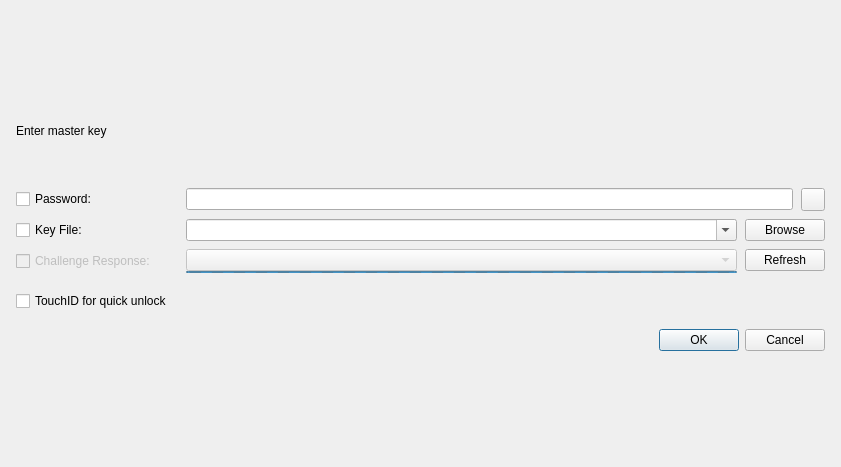
keepassxreboot/keepassxc, file src/gui/DatabaseOpenWidget.ui: the form before one commit.
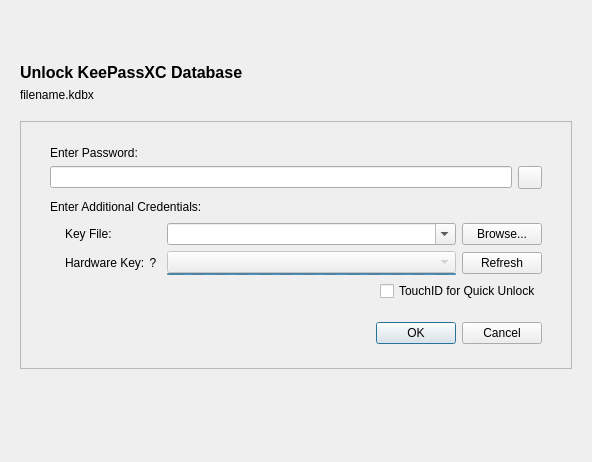
The form after the commit. Custom widgets are drawn as their Qt base class.

Commit message: Redesign database unlock widget.

Patch:
```diff
--- a/src/gui/DatabaseOpenWidget.ui
+++ b/src/gui/DatabaseOpenWidget.ui
@@ -6,14 +6,14 @@
    <rect>
     <x>0</x>
     <y>0</y>
-    <width>841</width>
-    <height>467</height>
+    <width>592</width>
+    <height>462</height>
    </rect>
   </property>
-  <layout class="QVBoxLayout" name="verticalLayout">
-   <property name="spacing">
-    <number>8</number>
-   </property>
+  <property name="accessibleName">
+   <string>Unlock KePassXC Database</string>
+  </property>
+  <layout class="QVBoxLayout" name="verticalLayout" stretch="0,1,0,2">
    <item>
     <widget class="MessageWidget" name="messageWidget" native="true"/>
    </item>
@@ -22,33 +22,73 @@
      <property name="orientation">
       <enum>Qt::Vertical</enum>
      </property>
+     <property name="sizeType">
+      <enum>QSizePolicy::MinimumExpanding</enum>
+     </property>
      <property name="sizeHint" stdset="0">
       <size>
        <width>20</width>
-       <height>40</height>
+       <height>5</height>
       </size>
      </property>
     </spacer>
    </item>
    <item>
-    <layout class="QVBoxLayout" name="labelLayout">
-     <property name="leftMargin">
-      <number>5</number>
+    <layout class="QHBoxLayout" name="horizontalLayout_3" stretch="0,1,0">
+     <property name="spacing">
+      <number>0</number>
      </property>
-     <property name="rightMargin">
-      <number>5</number>
+     <property name="sizeConstraint">
+      <enum>QLayout::SetDefaultConstraint</enum>
+     </property>
+     <item>
+      <spacer name="horizontalSpacer_3">
+       <property name="orientation">
+        <enum>Qt::Horizontal</enum>
+       </property>
+       <property name="sizeType">
+        <enum>QSizePolicy::MinimumExpanding</enum>
+       </property>
+       <property name="sizeHint" stdset="0">
+        <size>
+         <width>0</width>
+         <height>0</height>
+        </size>
+       </property>
+      </spacer>
+     </item>
+     <item>
+      <widget class="QWidget" name="formContainer" native="true">
+       <property name="maximumSize">
+        <size>
+         <width>700</width>
+         <height>16777215</height>
+        </size>
+       </property>
+       <layout class="QVBoxLayout" name="verticalLayout_4">
+        <property name="sizeConstraint">
+         <enum>QLayout::SetMinimumSize</enum>
      </property>
      <item>
       <widget class="QLabel" name="labelHeadline">
+          <property name="font">
+           <font>
+            <pointsize>12</pointsize>
+            <weight>75</weight>
+            <bold>true</bold>
+           </font>
+          </property>
        <property name="text">
-        <string>Enter master key</string>
+           <string>Unlock KeePassXC Database</string>
        </property>
       </widget>
      </item>
      <item>
-      <widget class="QLabel" name="labelFilename"/>
-     </item>
-    </layout>
+         <widget class="ElidedLabel" name="fileNameLabel">
+          <property name="text">
+           <string>filename.kdbx</string>
+          </property>
+         </widget>
    </item>
    <item>
     <spacer name="verticalSpacer_3">
@@ -60,75 +100,72 @@
      </property>
      <property name="sizeHint" stdset="0">
       <size>
-       <width>20</width>
-       <height>20</height>
+            <width>439</width>
+            <height>13</height>
       </size>
      </property>
     </spacer>
    </item>
    <item>
-    <layout class="QGridLayout" name="gridLayout">
-     <property name="leftMargin">
-      <number>5</number>
-     </property>
-     <property name="verticalSpacing">
-      <number>8</number>
-     </property>
-     <item row="1" column="0" alignment="Qt::AlignVCenter">
-      <widget class="QCheckBox" name="checkKeyFile">
-       <property name="text">
-        <string>Key File:</string>
-       </property>
-      </widget>
-     </item>
-     <item row="0" column="0" alignment="Qt::AlignVCenter">
-      <widget class="QCheckBox" name="checkPassword">
-       <property name="text">
-        <string>Password:</string>
-       </property>
-      </widget>
-     </item>
-     <item row="1" column="2">
-      <layout class="QHBoxLayout" name="keyFileLayout">
+         <widget class="QFrame" name="horizontalFrame">
+          <property name="minimumSize">
+           <size>
+            <width>550</width>
+            <height>0</height>
+           </size>
+          </property>
+          <property name="frameShape">
+           <enum>QFrame::StyledPanel</enum>
+          </property>
+          <property name="frameShadow">
+           <enum>QFrame::Plain</enum>
+          </property>
+          <property name="lineWidth">
+           <number>2</number>
+          </property>
+          <layout class="QHBoxLayout" name="horizontalLayout">
+           <property name="sizeConstraint">
+            <enum>QLayout::SetMinimumSize</enum>
+           </property>
        <property name="leftMargin">
-        <number>5</number>
+            <number>20</number>
+           </property>
+           <property name="topMargin">
+            <number>15</number>
        </property>
        <property name="rightMargin">
-        <number>5</number>
-       </property>
+            <number>20</number>
+           </property>
+           <property name="bottomMargin">
+            <number>15</number>
+           </property>
        <item>
-        <widget class="QComboBox" name="comboKeyFile">
-         <property name="enabled">
-          <bool>true</bool>
-         </property>
-         <property name="sizePolicy">
-          <sizepolicy hsizetype="Expanding" vsizetype="Fixed">
-           <horstretch>0</horstretch>
-           <verstretch>0</verstretch>
-          </sizepolicy>
-         </property>
-         <property name="editable">
-          <bool>true</bool>
-         </property>
-        </widget>
-       </item>
+            <widget class="QFrame" name="verticalFrame">
+             <property name="minimumSize">
+              <size>
+               <width>400</width>
+               <height>0</height>
+              </size>
+             </property>
+             <property name="maximumSize">
+              <size>
+               <width>700</width>
+               <height>16777215</height>
+              </size>
+             </property>
+             <layout class="QVBoxLayout" name="verticalLayout_2">
        <item>
-        <widget class="QPushButton" name="buttonBrowseFile">
+               <widget class="QLabel" name="label">
          <property name="text">
-          <string>Browse</string>
+                 <string>Enter Password:</string>
+                </property>
+                <property name="buddy">
+                 <cstring>editPassword</cstring>
          </property>
         </widget>
        </item>
-      </layout>
-     </item>
-     <item row="0" column="2">
+              <item>
       <layout class="QHBoxLayout" name="passwordLayout">
-       <property name="leftMargin">
-        <number>5</number>
-       </property>
-       <property name="rightMargin">
-        <number>5</number>
-       </property>
        <item>
         <widget class="PasswordEdit" name="editPassword">
          <property name="echoMode">
@@ -145,31 +182,67 @@
        </item>
       </layout>
      </item>
-     <item row="2" column="2">
+              <item>
+               <spacer name="verticalSpacer_4">
+                <property name="orientation">
+                 <enum>Qt::Vertical</enum>
+                </property>
+                <property name="sizeType">
+                 <enum>QSizePolicy::Fixed</enum>
+                </property>
+                <property name="sizeHint" stdset="0">
+                 <size>
+                  <width>20</width>
+                  <height>5</height>
+                 </size>
+                </property>
+               </spacer>
+              </item>
+              <item>
+               <widget class="QLabel" name="label_2">
+                <property name="text">
+                 <string>Enter Additional Credentials:</string>
+                </property>
+               </widget>
+              </item>
+              <item>
+               <layout class="QHBoxLayout" name="horizontalLayout_5">
+                <property name="sizeConstraint">
+                 <enum>QLayout::SetMinimumSize</enum>
+                </property>
+                <item>
+                 <spacer name="horizontalSpacer_2">
+                  <property name="orientation">
+                   <enum>Qt::Horizontal</enum>
+                  </property>
+                  <property name="sizeType">
+                   <enum>QSizePolicy::Fixed</enum>
+                  </property>
+                  <property name="sizeHint" stdset="0">
+                   <size>
+                    <width>15</width>
+                    <height>20</height>
+                   </size>
+                  </property>
+                 </spacer>
+                </item>
+                <item>
+                 <layout class="QGridLayout" name="gridLayout_3">
+                  <property name="sizeConstraint">
+                   <enum>QLayout::SetMinimumSize</enum>
+                  </property>
+                  <property name="topMargin">
+                   <number>3</number>
+                  </property>
+                  <item row="0" column="3">
       <layout class="QGridLayout" name="gridLayout_2">
-       <property name="leftMargin">
-        <number>5</number>
-       </property>
-       <property name="rightMargin">
-        <number>5</number>
-       </property>
        <property name="verticalSpacing">
         <number>0</number>
        </property>
        <item row="0" column="1">
-        <widget class="QPushButton" name="buttonRedetectYubikey">
+                     <widget class="QComboBox" name="comboKeyFile">
          <property name="enabled">
           <bool>true</bool>
-         </property>
-         <property name="text">
-          <string>Refresh</string>
-         </property>
-        </widget>
-       </item>
-       <item row="0" column="0">
-        <widget class="QComboBox" name="comboChallengeResponse">
-         <property name="enabled">
-          <bool>false</bool>
          </property>
          <property name="sizePolicy">
           <sizepolicy hsizetype="Expanding" vsizetype="Fixed">
@@ -178,11 +251,18 @@
           </sizepolicy>
          </property>
          <property name="editable">
-          <bool>false</bool>
+                       <bool>true</bool>
          </property>
         </widget>
        </item>
-       <item row="1" column="0">
+                   </layout>
+                  </item>
+                  <item row="1" column="3">
+                   <layout class="QGridLayout" name="gridLayout">
+                    <property name="spacing">
+                     <number>0</number>
+                    </property>
+                    <item row="1" column="2">
         <widget class="QProgressBar" name="yubikeyProgress">
          <property name="maximumSize">
           <size>
@@ -204,47 +284,158 @@
          </property>
         </widget>
        </item>
-      </layout>
-     </item>
-     <item row="2" column="0">
-      <widget class="QCheckBox" name="checkChallengeResponse">
+                    <item row="0" column="2">
+                     <widget class="QComboBox" name="comboChallengeResponse">
+                      <property name="enabled">
+                       <bool>false</bool>
+                      </property>
+                      <property name="sizePolicy">
+                       <sizepolicy hsizetype="Expanding" vsizetype="Fixed">
+                        <horstretch>0</horstretch>
+                        <verstretch>0</verstretch>
+                       </sizepolicy>
+                      </property>
+                      <property name="accessibleName">
+                       <string>Hardware key slot selection</string>
+                      </property>
+                      <property name="editable">
+                       <bool>false</bool>
+                      </property>
+                     </widget>
+                    </item>
+                   </layout>
+                  </item>
+                  <item row="0" column="4">
+                   <widget class="QPushButton" name="buttonBrowseFile">
+                    <property name="accessibleName">
+                     <string>Browse for key file</string>
+                    </property>
+                    <property name="text">
+                     <string>Browse...</string>
+                    </property>
+                   </widget>
+                  </item>
+                  <item row="1" column="4">
+                   <widget class="QPushButton" name="buttonRedetectYubikey">
        <property name="enabled">
-        <bool>false</bool>
-       </property>
+                     <bool>true</bool>
+                    </property>
+                    <property name="accessibleName">
+                     <string>Refresh hardware tokens</string>
+                    </property>
        <property name="text">
-        <string>Challenge Response:</string>
+                     <string>Refresh</string>
        </property>
       </widget>
      </item>
-     <item row="3" column="0">
+                  <item row="1" column="0">
+                   <layout class="QHBoxLayout" name="horizontalLayout_6">
+                    <property name="spacing">
+                     <number>0</number>
+                    </property>
+                    <item>
+                     <widget class="QLabel" name="hardwareKeyLabel">
+                      <property name="text">
+                       <string>Hardware Key:</string>
+                      </property>
+                      <property name="buddy">
+                       <cstring>comboChallengeResponse</cstring>
+                      </property>
+                     </widget>
+                    </item>
+                    <item>
+                     <widget class="QToolButton" name="hardwareKeyLabelHelp">
+                      <property name="cursor">
+                       <cursorShape>PointingHandCursor</cursorShape>
+                      </property>
+                      <property name="toolTip">
+                       <string>&lt;p&gt;You can use a hardware security key such as a &lt;strong&gt;YubiKey&lt;/strong&gt; or &lt;strong&gt;OnlyKey&lt;/strong&gt; with slots configured for HMAC-SHA1.&lt;/p&gt;
+                           &lt;p&gt;Click for more information...&lt;/p&gt;</string>
+                      </property>
+                      <property name="accessibleName">
+                       <string>Hardware key help</string>
+                      </property>
+                      <property name="styleSheet">
+                       <string notr="true">QToolButton {
+                           border: none;
+                           background: none;
+                           }</string>
+                      </property>
+                      <property name="text">
+                       <string>?</string>
+                      </property>
+                      <property name="iconSize">
+                       <size>
+                        <width>12</width>
+                        <height>12</height>
+                       </size>
+                      </property>
+                      <property name="popupMode">
+                       <enum>QToolButton::InstantPopup</enum>
+                      </property>
+                     </widget>
+                    </item>
+                   </layout>
+                  </item>
+                  <item row="0" column="0">
+                   <widget class="QLabel" name="keyFileLabel">
+                    <property name="text">
+                     <string>Key File:</string>
+                    </property>
+                    <property name="buddy">
+                     <cstring>comboKeyFile</cstring>
+                    </property>
+                   </widget>
+                  </item>
+                 </layout>
+                </item>
+               </layout>
+              </item>
+              <item>
+               <widget class="QWidget" name="touchIDContainer" native="true">
+                <layout class="QHBoxLayout" name="touchIDLayout">
+                 <property name="spacing">
+                  <number>0</number>
+                 </property>
+                 <property name="leftMargin">
+                  <number>0</number>
+                 </property>
+                 <property name="topMargin">
+                  <number>0</number>
+                 </property>
+                 <property name="rightMargin">
+                  <number>0</number>
+                 </property>
+                 <property name="bottomMargin">
+                  <number>0</number>
+                 </property>
+                 <item>
+                  <spacer name="horizontalSpacer">
+                   <property name="orientation">
+                    <enum>Qt::Horizontal</enum>
+                   </property>
+                   <property name="sizeHint" stdset="0">
+                    <size>
+                     <width>40</width>
+                     <height>0</height>
+                    </size>
+                   </property>
+                  </spacer>
+                 </item>
+                 <item>
       <widget class="QCheckBox" name="checkTouchID">
        <property name="text">
-        <string>TouchID for quick unlock</string>
+                    <string>TouchID for Quick Unlock</string>
        </property>
       </widget>
      </item>
-     <item row="3" column="2">
-      <spacer name="verticalSpacer_4">
-       <property name="orientation">
-        <enum>Qt::Vertical</enum>
-       </property>
-       <property name="sizeHint" stdset="0">
-        <size>
-         <width>20</width>
-         <height>40</height>
-        </size>
-       </property>
-      </spacer>
-     </item>
-    </layout>
+                </layout>
+               </widget>
    </item>
    <item>
     <layout class="QHBoxLayout" name="dialogButtonsLayout">
-     <property name="leftMargin">
-      <number>5</number>
-     </property>
-     <property name="rightMargin">
-      <number>5</number>
+                <property name="topMargin">
+                 <number>15</number>
      </property>
      <item alignment="Qt::AlignRight">
       <widget class="QDialogButtonBox" name="buttonBox">
@@ -255,15 +446,45 @@
      </item>
     </layout>
    </item>
+             </layout>
+            </widget>
+           </item>
+          </layout>
+         </widget>
+        </item>
+       </layout>
+      </widget>
+     </item>
+     <item>
+      <spacer name="horizontalSpacer_4">
+       <property name="orientation">
+        <enum>Qt::Horizontal</enum>
+       </property>
+       <property name="sizeType">
+        <enum>QSizePolicy::MinimumExpanding</enum>
+       </property>
+       <property name="sizeHint" stdset="0">
+        <size>
+         <width>0</width>
+         <height>0</height>
+        </size>
+       </property>
+      </spacer>
+     </item>
+    </layout>
+   </item>
    <item>
     <spacer name="verticalSpacer">
      <property name="orientation">
       <enum>Qt::Vertical</enum>
      </property>
+     <property name="sizeType">
+      <enum>QSizePolicy::MinimumExpanding</enum>
+     </property>
      <property name="sizeHint" stdset="0">
       <size>
        <width>20</width>
-       <height>40</height>
+       <height>55</height>
       </size>
      </property>
     </spacer>
@@ -282,6 +503,11 @@
    <header>gui/MessageWidget.h</header>
    <container>1</container>
   </customwidget>
+  <customwidget>
+   <class>ElidedLabel</class>
+   <extends>QLabel</extends>
+   <header>gui/widgets/ElidedLabel.h</header>
+  </customwidget>
  </customwidgets>
  <tabstops>
   <tabstop>checkPassword</tabstop>
```
Left out of the diff: 23 changed lines with no effect on the pictures. Lines whose indentation alone changed are shown as unchanged. The commit also changes 6 other files.
